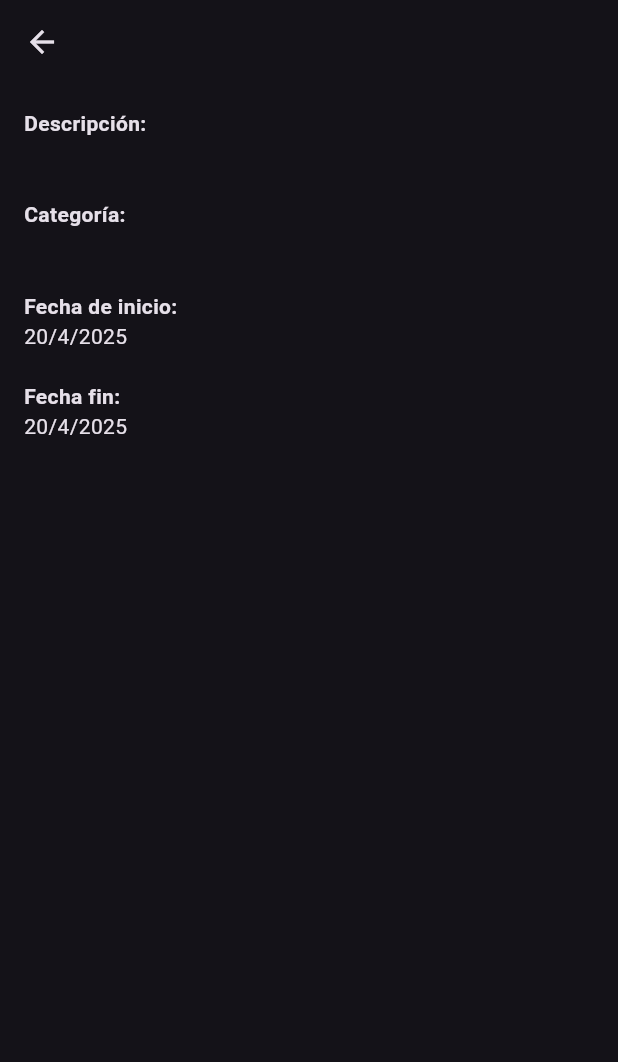
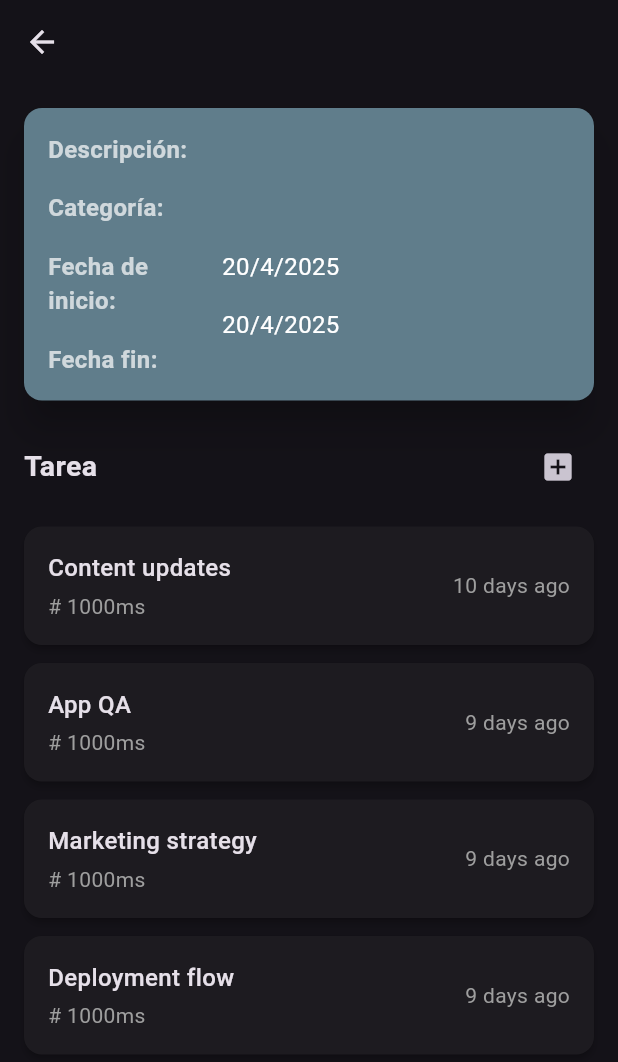
Before and after one commit to GaboDevCode/Pulse-Task, a Flutter app: the DetailsproyectView screen opened directly with empty values, on a phone screen of 412 x 824 dp. Shown: the top 1062 px of the screen. Run offline on Flutter 3.47's test engine with Material 3 defaults, Android fonts, the phone set to English and light mode, and no system bars; our stand-ins replace go_router, sqflite; accounts and stored records are empty; network calls fail.

Commit message:
Actulizacion de funciones (crear, eliminar) y vista de detalle

```diff
--- a/lib/presentation/providers/project_provider/projectprovider.dart
+++ b/lib/presentation/providers/project_provider/projectprovider.dart
@@ -10,6 +10,7 @@ class Projectprovider extends ChangeNotifier {
 
   Future<void> loadProyectos() async {
     _proyectos = await _databaseHelper.readallProyectos();
+    notifyListeners();
   }
 
   Future<void> addProyecto(Proyecto proyecto) async {
--- a/lib/presentation/screens/proyects/detailsproyect_view.dart
+++ b/lib/presentation/screens/proyects/detailsproyect_view.dart
@@ -2,10 +2,9 @@ import 'package:flutter/material.dart';
 import 'package:pulse_task/domain/models/proyect_model/proyecto.dart';
 
 class DetailsproyectView extends StatelessWidget {
-  final Proyecto proyecto; // Recibimos el proyecto directamente
+  final Proyecto proyecto;
 
   const DetailsproyectView({super.key, required this.proyecto});
-
   @override
   Widget build(BuildContext context) {
     return Scaffold(
@@ -15,23 +14,161 @@ class DetailsproyectView extends StatelessWidget {
         child: Column(
           crossAxisAlignment: CrossAxisAlignment.start,
           children: [
-            Text('Descripción:', style: TextStyle(fontWeight: FontWeight.bold)),
-            Text(proyecto.descripcion),
-            SizedBox(height: 20),
-            Text('Categoría:', style: TextStyle(fontWeight: FontWeight.bold)),
-            Text(proyecto.categoria),
-            SizedBox(height: 20),
+            // Card con la información del proyecto
+            Card(
+              elevation: 10,
+              color: Colors.blueGrey,
+              margin: const EdgeInsets.only(bottom: 20),
+              shape: RoundedRectangleBorder(
+                borderRadius: BorderRadius.circular(12.0),
+              ),
+              child: Padding(
+                padding: const EdgeInsets.all(16.0),
+                child: Column(
+                  crossAxisAlignment: CrossAxisAlignment.start,
+                  children: [
+                    // Primera fila: Descripción y Categoría
+                    Row(
+                      crossAxisAlignment: CrossAxisAlignment.start,
+                      children: [
+                        // Columna izquierda (etiquetas)
+                        Column(
+                          crossAxisAlignment: CrossAxisAlignment.start,
+                          children: [
+                            _buildInfoLabel('Descripción:'),
+                            const SizedBox(height: 16),
+                            _buildInfoLabel('Categoría:'),
+                            const SizedBox(height: 16),
+                            _buildInfoLabel('Fecha de inicio:'),
+                            if (proyecto.fechaFin != null)
+                              const SizedBox(height: 16),
+                            if (proyecto.fechaFin != null)
+                              _buildInfoLabel('Fecha fin:'),
+                          ],
+                        ),
+                        const SizedBox(width: 16),
+                        // Columna derecha (valores)
+                        Expanded(
+                          child: Column(
+                            crossAxisAlignment: CrossAxisAlignment.start,
+                            children: [
+                              _buildInfoValue(proyecto.descripcion),
+                              const SizedBox(height: 16),
+                              _buildInfoValue(proyecto.categoria),
+                              const SizedBox(height: 16),
+                              _buildInfoValue(
+                                _formatDate(proyecto.fechaInicio),
+                              ),
+                              if (proyecto.fechaFin != null)
+                                const SizedBox(height: 16),
+                              if (proyecto.fechaFin != null)
+                                _buildInfoValue(
+                                  _formatDate(proyecto.fechaFin!),
+                                ),
+                            ],
+                          ),
+                        ),
+                      ],
+                    ),
+                  ],
+                ),
+              ),
+            ),
+            // Lista de tareas recientes
+            Row(
+              mainAxisAlignment: MainAxisAlignment.spaceBetween,
+              children: [
+                Text(
+                  'Tarea',
+                  style: TextStyle(fontWeight: FontWeight.bold, fontSize: 19),
+                ),
+                IconButton(onPressed: () {}, icon: Icon(Icons.add_box)),
+              ],
+            ),
+            const SizedBox(height: 16),
+            Expanded(
+              child: ListView(
+                children: [
+                  _buildTaskItem('Content updates', '10 days ago'),
+                  _buildTaskItem('App QA', '9 days ago'),
+                  _buildTaskItem('Marketing strategy', '9 days ago'),
+                  _buildTaskItem('Deployment flow', '9 days ago'),
+                ],
+              ),
+            ),
+          ],
+        ),
+      ),
+    );
+  }
+
+  // Métodos auxiliares para los estilos
+  Widget _buildInfoLabel(String text) {
+    return SizedBox(
+      width: 100, // Ancho fijo para alinear las etiquetas
+      child: Text(
+        text,
+        style: const TextStyle(
+          fontWeight: FontWeight.bold,
+          fontSize: 16,
+          color: Colors.white70,
+        ),
+      ),
+    );
+  }
+
+  Widget _buildInfoValue(String text) {
+    return Text(
+      text,
+      style: const TextStyle(fontSize: 16, color: Colors.white),
+      softWrap: true,
+    );
+  }
+
+  Widget _buildInfoRow(String label, String value) {
+    return Column(
+      crossAxisAlignment: CrossAxisAlignment.start,
+      children: [
+        Text(
+          label,
+          style: const TextStyle(fontWeight: FontWeight.bold, fontSize: 16),
+        ),
+        const SizedBox(height: 4),
+        Text(value, style: const TextStyle(fontSize: 16)),
+      ],
+    );
+  }
+
+  Widget _buildTaskItem(String title, String timeAgo) {
+    return Card(
+      margin: const EdgeInsets.only(bottom: 12),
+      elevation: 2,
+      child: Padding(
+        padding: const EdgeInsets.all(16.0),
+        child: Row(
+          mainAxisAlignment: MainAxisAlignment.spaceBetween,
+          children: [
+            Column(
+              crossAxisAlignment: CrossAxisAlignment.start,
+              children: [
+                Text(
+                  title,
+                  style: const TextStyle(
+                    fontSize: 16,
+                    fontWeight: FontWeight.w500,
+                  ),
+                ),
+                const SizedBox(height: 4),
+                const Text(
+                  '# 1000ms',
+                  style: TextStyle(color: Colors.grey, fontSize: 14),
+                ),
+              ],
+            ),
             Text(
-              'Fecha de inicio:',
-              style: TextStyle(fontWeight: FontWeight.bold),
+              timeAgo,
+              style: const TextStyle(color: Colors.grey, fontSize: 14),
             ),
-            Text(_formatDate(proyecto.fechaInicio)),
-            SizedBox(height: 20),
-            if (proyecto.fechaFin != null) ...[
-              Text('Fecha fin:', style: TextStyle(fontWeight: FontWeight.bold)),
-              Text(_formatDate(proyecto.fechaFin!)),
-              SizedBox(height: 20),
-            ],
           ],
         ),
       ),
```
Also changed, not shown: lib/configuration/theme/app_theme.dart (added, +24 -0 lines), lib/presentation/screens/proyects/proyects_view.dart (+23 -17 lines).
